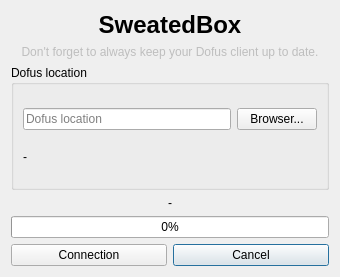
josuesavy/BotDofus, file BotDofus/src/gui/connectiondialog.ui: the form before one commit.
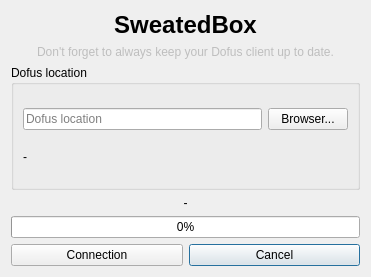
The form after the commit. Icons and pictures are not drawn.

What changed in the file:
```diff
--- a/BotDofus/src/gui/connectiondialog.ui
+++ b/BotDofus/src/gui/connectiondialog.ui
@@ -6,7 +6,7 @@
    <rect>
     <x>0</x>
     <y>0</y>
-    <width>340</width>
+    <width>371</width>
     <height>277</height>
    </rect>
   </property>
```
